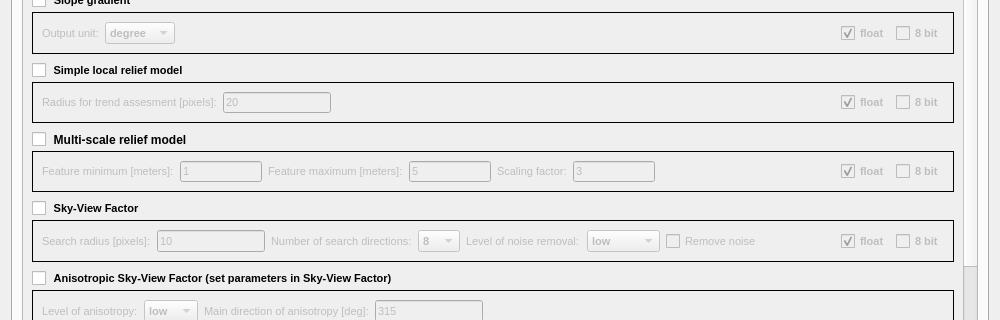
First picture: the form in qrvt_dialog_base.ui, repository EarthObservation/rvt-qgis, before the edit; both pictures show x 0 to 1000 and y 344 to 664 of the 1000 by 800 pixel window.
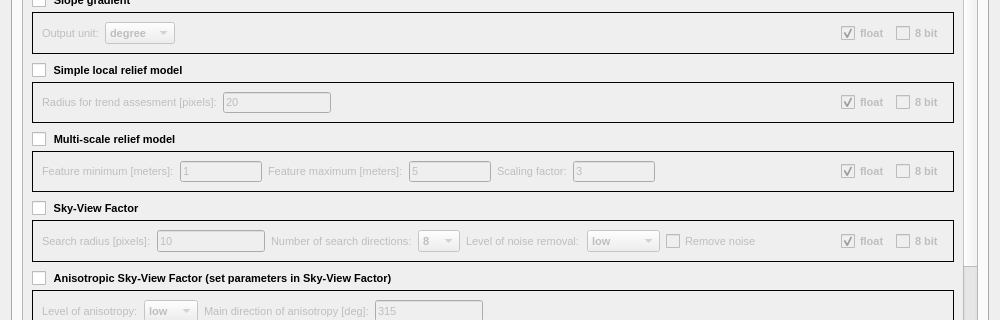
Second picture: the form after the edit. Custom widgets are drawn as their Qt base class.

Patch:
```diff
--- a/qrvt_dialog_base.ui
+++ b/qrvt_dialog_base.ui
@@ -1514,14 +1514,30 @@
                  </item>
                  <item>
                   <widget class="QGroupBox" name="group_multi_relief">
+                   <property name="enabled">
+                    <bool>true</bool>
+                   </property>
+                   <property name="sizePolicy">
+                    <sizepolicy hsizetype="Preferred" vsizetype="Preferred">
+                     <horstretch>0</horstretch>
+                     <verstretch>0</verstretch>
+                    </sizepolicy>
+                   </property>
                    <property name="minimumSize">
                     <size>
                      <width>0</width>
                      <height>0</height>
                     </size>
                    </property>
+                   <property name="maximumSize">
+                    <size>
+                     <width>16777215</width>
+                     <height>16777215</height>
+                    </size>
+                   </property>
                    <property name="font">
                     <font>
+                     <pointsize>8</pointsize>
                      <weight>75</weight>
                      <bold>true</bold>
                     </font>
```
